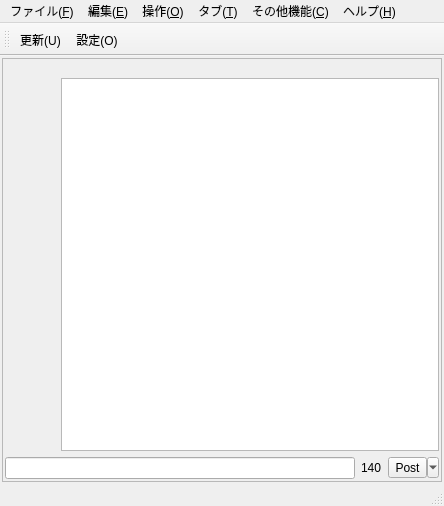
First picture: the form in qweenmainwindow.ui, repository plus7/Qween, before the edit.
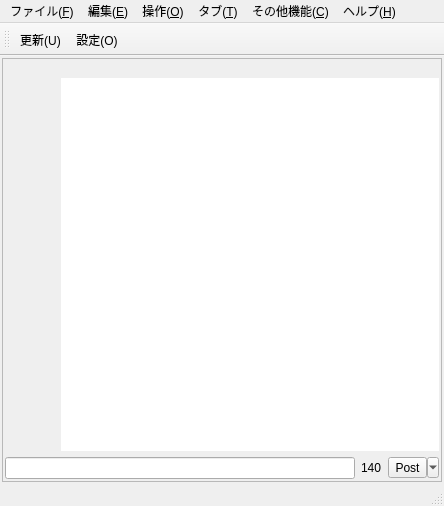
Second picture: the form after the edit. Custom widgets are drawn as their Qt base class.

```diff
--- a/qweenmainwindow.ui
+++ b/qweenmainwindow.ui
@@ -182,6 +182,9 @@
                <property name="focusPolicy">
                 <enum>Qt::ClickFocus</enum>
                </property>
+               <property name="frameShape">
+                <enum>QFrame::NoFrame</enum>
+               </property>
                <property name="frameShadow">
                 <enum>QFrame::Plain</enum>
                </property>
```
